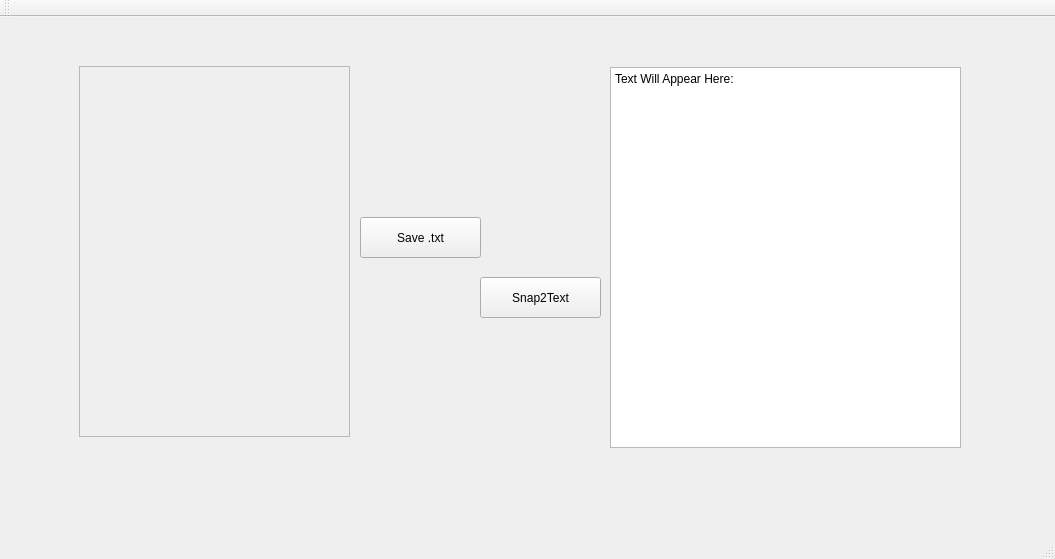
The window that GUI/mainwindow.ui (hkl123/gui-in-progress) describes before a commit, drawn with Qt 5.
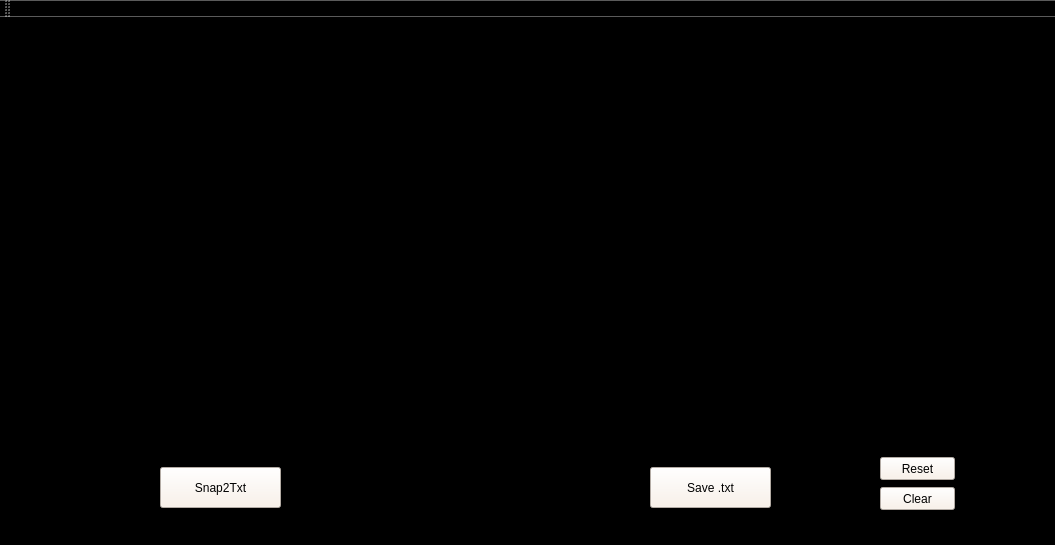
The same window after the commit.

```diff
--- a/GUI/mainwindow.ui
+++ b/GUI/mainwindow.ui
@@ -7,31 +7,45 @@
     <x>0</x>
     <y>0</y>
     <width>1055</width>
-    <height>559</height>
+    <height>545</height>
    </rect>
   </property>
   <property name="windowTitle">
    <string>MainWindow</string>
   </property>
+  <property name="styleSheet">
+   <string notr="true">plainTextEdit{background-color : white}
+QWidget{background-color: black}
+QPushButton { color: black; background-color: linen }
+</string>
+  </property>
   <widget class="QWidget" name="centralWidget">
    <widget class="QPushButton" name="pushButton">
     <property name="geometry">
      <rect>
-      <x>480</x>
-      <y>260</y>
+      <x>160</x>
+      <y>450</y>
       <width>121</width>
       <height>41</height>
      </rect>
     </property>
+    <property name="cursor">
+     <cursorShape>PointingHandCursor</cursorShape>
+    </property>
+    <property name="styleSheet">
+     <string notr="true">QWidget{background-color: random}
+QPushButton { color: black; background-color: linen }
+QPushButton_4 {color:black; background-color: linen}</string>
+    </property>
     <property name="text">
-     <string>Snap2Text</string>
+     <string>Snap2Txt</string>
     </property>
    </widget>
    <widget class="QPushButton" name="pushButton_4">
     <property name="geometry">
      <rect>
-      <x>360</x>
-      <y>200</y>
+      <x>650</x>
+      <y>450</y>
       <width>121</width>
       <height>41</height>
      </rect>
@@ -43,25 +57,35 @@
    <widget class="QPlainTextEdit" name="plainTextEdit">
     <property name="geometry">
      <rect>
-      <x>610</x>
-      <y>50</y>
-      <width>351</width>
-      <height>381</height>
+      <x>420</x>
+      <y>60</y>
+      <width>541</width>
+      <height>371</height>
      </rect>
     </property>
+    <property name="autoFillBackground">
+     <bool>false</bool>
+    </property>
+    <property name="styleSheet">
+     <string notr="true"/>
+    </property>
     <property name="plainText">
-     <string>Text Will Appear Here:
+     <string>Welcome to Snap2Txt!
+Your Text Will Appear Here:
 
 </string>
     </property>
+    <property name="backgroundVisible">
+     <bool>false</bool>
+    </property>
    </widget>
    <widget class="QStackedWidget" name="stackedWidget">
     <property name="geometry">
      <rect>
-      <x>60</x>
-      <y>30</y>
-      <width>291</width>
-      <height>391</height>
+      <x>80</x>
+      <y>40</y>
+      <width>321</width>
+      <height>401</height>
      </rect>
     </property>
     <property name="currentIndex">
@@ -86,8 +110,8 @@
      <widget class="QScrollArea" name="scrollArea">
       <property name="geometry">
        <rect>
-        <x>19</x>
-        <y>19</y>
+        <x>0</x>
+        <y>20</y>
         <width>271</width>
         <height>371</height>
        </rect>
@@ -116,10 +140,62 @@
          <height>369</height>
         </size>
        </property>
+       <widget class="QLabel" name="label_3">
+        <property name="geometry">
+         <rect>
+          <x>20</x>
+          <y>150</y>
+          <width>241</width>
+          <height>31</height>
+         </rect>
+        </property>
+        <property name="text">
+         <string>If you can read this, your camera is not enabled</string>
+        </property>
+       </widget>
       </widget>
      </widget>
+     <widget class="QLabel" name="label_2">
+      <property name="geometry">
+       <rect>
+        <x>0</x>
+        <y>0</y>
+        <width>47</width>
+        <height>13</height>
+       </rect>
+      </property>
+      <property name="text">
+       <string>Camera:</string>
+      </property>
+     </widget>
     </widget>
    </widget>
+   <widget class="QPushButton" name="pushButton_2">
+    <property name="geometry">
+     <rect>
+      <x>880</x>
+      <y>470</y>
+      <width>75</width>
+      <height>23</height>
+     </rect>
+    </property>
+    <property name="text">
+     <string>Clear</string>
+    </property>
+   </widget>
+   <widget class="QPushButton" name="pushButton_3">
+    <property name="geometry">
+     <rect>
+      <x>880</x>
+      <y>440</y>
+      <width>75</width>
+      <height>23</height>
+     </rect>
+    </property>
+    <property name="text">
+     <string>Reset</string>
+    </property>
+   </widget>
   </widget>
   <widget class="QToolBar" name="mainToolBar">
    <attribute name="toolBarArea">
```
Left out of the diff: 6 changed lines with no effect on the pictures.
